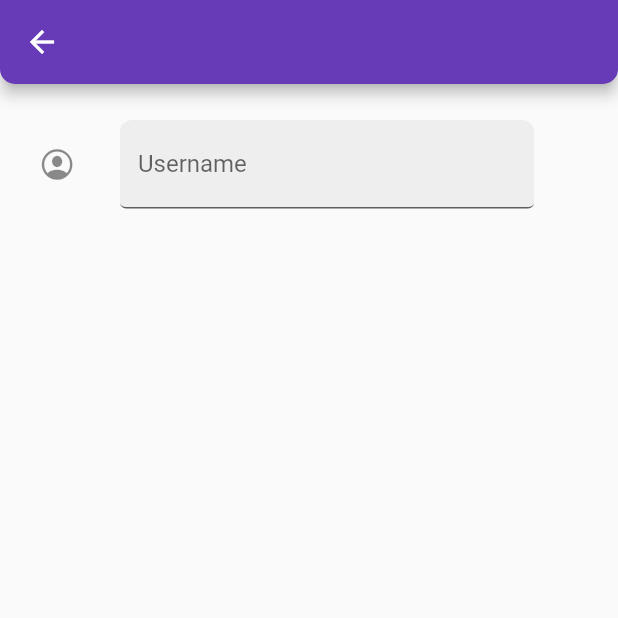
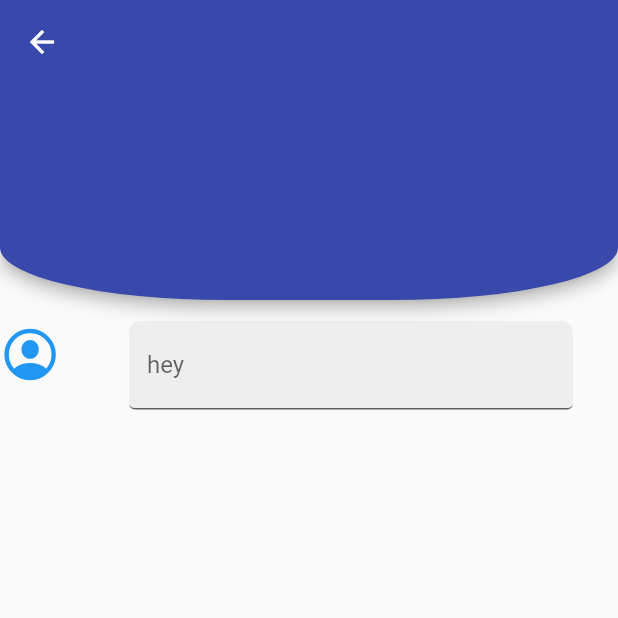
Before and after one commit to rafikali/DRS, a Flutter app: the RegisterPage screen opened by its route, on a phone screen of 412 x 824 dp, the top half of it. Run offline on Flutter 3.47's test engine with Material 2 defaults, Android fonts, the phone set to English and light mode, and no system bars; our stand-ins replace flutter_svg.

```diff
--- a/lib/pages/register_page.dart
+++ b/lib/pages/register_page.dart
@@ -1,6 +1,9 @@
+
 import 'package:flutter/cupertino.dart';
 import 'package:flutter/material.dart';
 import 'package:login_page/widgets/login_textfield.dart';
+
+
 
 
 class RegisterPage extends StatefulWidget {
@@ -14,41 +17,81 @@ class RegisterPage extends StatefulWidget {
 class _RegisterPageState extends State<RegisterPage> {
   @override
   Widget build(BuildContext context) {
-    return Scaffold(
-    appBar: AppBar(
+    return  Scaffold(
+      appBar: PreferredSize(
+        preferredSize: Size.fromHeight(200.0),
+        child: AppBar(
+          backgroundColor: Colors.indigo[600],
           shape: const RoundedRectangleBorder(
             borderRadius: BorderRadius.vertical(
-          bottom: Radius.circular(10)
+              bottom: Radius.elliptical(150, 35),
             )
           ),
+
         ),
-      body: Padding(
-        padding: const EdgeInsets.all(10.0),
-        child: Column(
+
+      ),
+      body: ListView(
         children:  [
          ListTile(
-              title: Row(
-                children: const [
-                  Icon(CupertinoIcons.profile_circled),
-                  Expanded(
-                    child: LoginTextForm(
-                        hintText: ' username', labelText: 'Username'),
-                  ),
-
-                ],
-              )
+           leading: Icon(CupertinoIcons.profile_circled,
+           color: Colors.blue,
+           size: 40,),
+           contentPadding: EdgeInsets.zero,
+           title: LoginTextForm(hintText: 'hintText', labelText: 'hey'),
 
          )
 
-            // ListTile(
-            //   leading: Icon(CupertinoIcons.profile_circled,
-            //   size: 30,),
-            //   title: SimpleTextField(),
-            //
-            // )
         ],
       ),
-      ),
+      // body: NestedScrollView(
+      //   headerSliverBuilder: (BuildContext context, bool) {
+      //     return <Widget> [
+      //        SliverAppBar(
+      //
+      //         backgroundColor: Colors.indigo[600],
+      //         expandedHeight: 150,
+      //         floating: true,
+      //         pinned: true,
+      //         snap: true,
+      //       )
+      //     ];
+      //   },
+      //   body:Padding(
+      //     padding: const EdgeInsets.all(10.0),
+      //     child: Column(
+      //         children:  [
+      //     ListTile(
+      //     title: Row(
+      //     children: const [
+      //         Icon(CupertinoIcons.profile_circled),
+      //     Expanded(
+      //       child: LoginTextForm(
+      //           hintText: ' username', labelText: 'Username'),
+      //     ),
+      //
+      //     ],
+      //   )
+      //
+      // ) ,
+      // ]
+      // ),
+    // appBar: AppBar(
+    //   shape: const RoundedRectangleBorder(
+    //
+    //     borderRadius: BorderRadius.vertical(
+    //       bottom: Radius.circular(10)
+    //     )
+    //   ),
+    // ),
+
+      // body:
+
+
+
+
+
+
 
     );
   }
```
Lines whose indentation alone changed are shown as unchanged.
